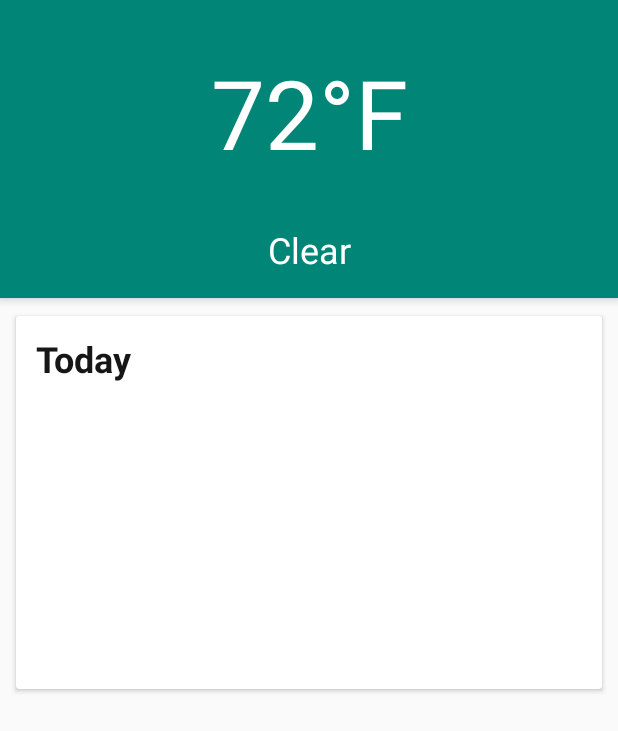
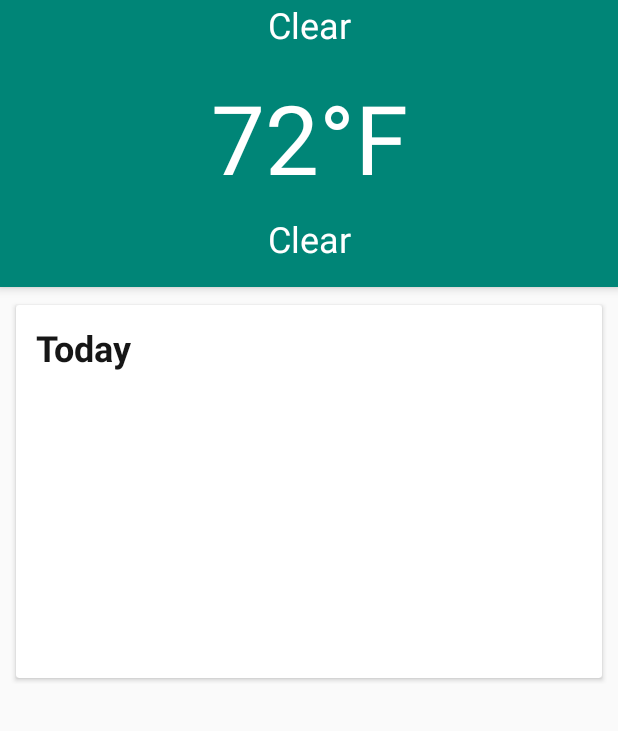
Before and after one commit to Kennygunderman/Ombrello, an Android app: the layout fragment_forecast.xml on its own in the app's theme, with its tools: preview values and no code run, on a phone screen of 412 x 824 dp. Shown: the top 731 px of the screen. Run offline under Robolectric (Android 15) with nearby library versions, the phone set to English and light mode, and no system bars.

Commit message:
Add support for displaying users city

```diff
--- a/app/src/main/AndroidManifest.xml
+++ b/app/src/main/AndroidManifest.xml
@@ -2,6 +2,7 @@
 <manifest xmlns:android="http://schemas.android.com/apk/res/android"
     package="com.kennygunderman.ombrello">
     <uses-permission android:name="android.permission.ACCESS_FINE_LOCATION" />
+    <uses-permission android:name="android.permission.ACCESS_COARSE_LOCATION" />
     <uses-permission android:name="android.permission.INTERNET" />
     <application
         android:name=".OmbrelloApplication"
--- a/app/src/main/java/com/kennygunderman/ombrello/service/api/WeatherService.kt
+++ b/app/src/main/java/com/kennygunderman/ombrello/service/api/WeatherService.kt
@@ -11,8 +11,8 @@ import retrofit2.http.Query
 interface WeatherService {
     @GET("/forecast/${BuildConfig.DARKSKY_API_KEY}/{latitude},{longitude}")
     fun getWeather(
-        @Path("latitude") latitude: Double,
-        @Path("longitude") longitude: Double,
-        @Query("units") units: TempUnit
+            @Path("latitude") latitude: Double,
+            @Path("longitude") longitude: Double,
+            @Query("units") units: TempUnit
     ): Call<WeatherResponse>
 }
--- a/app/src/main/java/com/kennygunderman/ombrello/ui/forecast/ForecastFragment.kt
+++ b/app/src/main/java/com/kennygunderman/ombrello/ui/forecast/ForecastFragment.kt
@@ -11,7 +11,6 @@ import com.kennygunderman.ombrello.service.LocationService
 import com.kennygunderman.ombrello.ui.base.BaseFragment
 import com.kennygunderman.ombrello.ui.forecast.adapter.ForecastAdapter
 import com.kennygunderman.ombrello.util.LayoutUtil
-import org.koin.android.ext.android.inject
 
 class ForecastFragment : BaseFragment<ForecastViewModel, FragmentForecastBinding>(ForecastViewModel::class) {
     override val resId: Int
--- a/app/src/main/res/layout/fragment_forecast.xml
+++ b/app/src/main/res/layout/fragment_forecast.xml
@@ -22,12 +22,29 @@
             android:orientation="vertical">
 
             <TextView
+                android:id="@+id/txt_city"
+                android:layout_width="match_parent"
+                android:layout_height="wrap_content"
+                android:background="@color/colorPrimary"
+                android:elevation="4dp"
+                android:paddingBottom="16dp"
+                android:text="@{viewModel.city}"
+                android:textAlignment="center"
+                android:textColor="@color/colorPrimaryText"
+                android:textSize="24sp"
+                app:layout_constraintEnd_toEndOf="parent"
+                app:layout_constraintHorizontal_bias="0.564"
+                app:layout_constraintStart_toStartOf="parent"
+                app:layout_constraintTop_toTopOf="parent"
+                tools:text="Clear" />
+
+            <TextView
                 android:id="@+id/txt_temp"
                 android:layout_width="match_parent"
                 android:layout_height="wrap_content"
                 android:background="@color/colorPrimary"
                 android:elevation="4dp"
-                android:padding="32dp"
+                android:paddingBottom="8dp"
                 android:text="@{viewModel.temp}"
                 android:textAlignment="center"
                 android:textColor="@color/colorPrimaryText"
@@ -35,7 +52,7 @@
                 app:layout_constraintEnd_toEndOf="parent"
                 app:layout_constraintHorizontal_bias="0.564"
                 app:layout_constraintStart_toStartOf="parent"
-                app:layout_constraintTop_toTopOf="parent"
+                app:layout_constraintTop_toBottomOf="@id/txt_city"
                 tools:text="72°F" />
 
             <TextView
@@ -54,7 +71,6 @@
                 app:layout_constraintStart_toStartOf="parent"
                 app:layout_constraintTop_toBottomOf="@id/txt_temp"
                 tools:text="Clear" />
-
 
             <TextView
                 android:textStyle="bold"
```
Also changed, not shown: app/src/main/java/com/kennygunderman/ombrello/service/LocationService.kt (+24 -2 lines), app/src/main/java/com/kennygunderman/ombrello/ui/forecast/ForecastViewModel.kt (+17 -5 lines), 1 other file.
